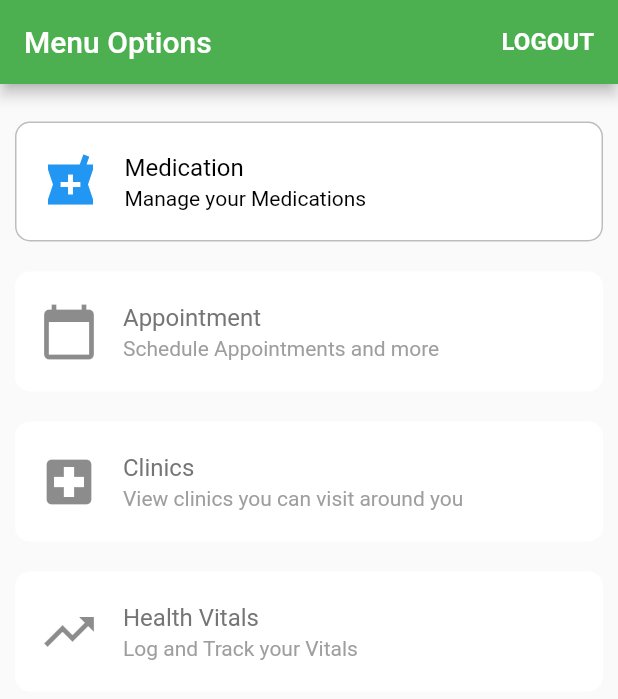
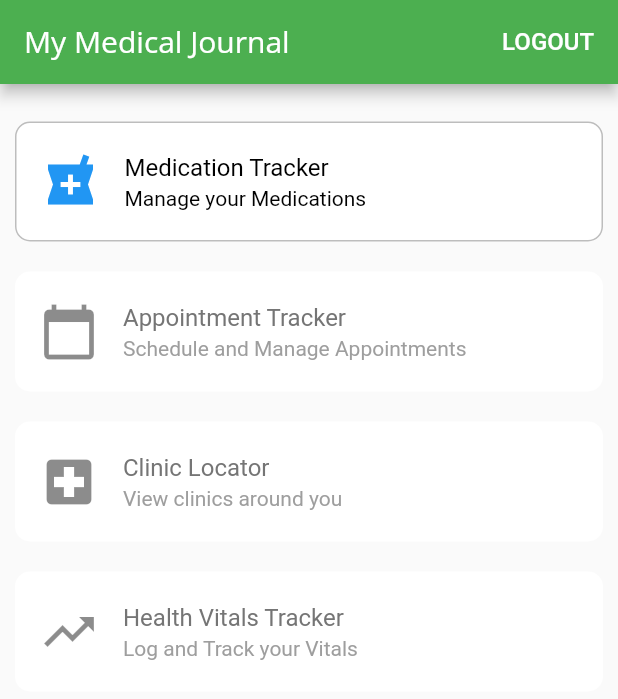
Before and after one commit to GPHofficial/my_medical_journal, a Flutter app: the screen it shows after launch, on a phone screen of 412 x 824 dp. Shown: the top 699 px of the screen. Run offline on Flutter 3.47's test engine with Material 2 defaults, Android fonts, the phone set to English and light mode, and no system bars; our stand-ins replace cloud_firestore, firebase_analytics, firebase_auth, flutter_local_notifications, font_awesome_flutter, google_maps_flutter and 1 more; missing offline and left inert: flutter_auth_buttons, mailer, reflectable; accounts and stored records are empty; statements that could not run were skipped.

Commit message:
Finer UI changes

```diff
--- a/lib/adapters/option_model.dart
+++ b/lib/adapters/option_model.dart
@@ -11,22 +11,22 @@ class Option {
 final options = [
   Option(
     icon: Icon(Icons.local_pharmacy, size: 40.0),
-    title: 'Medication',
+    title: 'Medication Tracker',
     subtitle: 'Manage your Medications',
   ),
   Option(
     icon: Icon(Icons.calendar_today, size: 40.0),
-    title: 'Appointment',
-    subtitle: 'Schedule Appointments and more',
+    title: 'Appointment Tracker',
+    subtitle: 'Schedule and Manage Appointments',
   ),
   Option(
     icon: Icon(Icons.local_hospital, size: 40.0),
-    title: 'Clinics',
-    subtitle: 'View clinics you can visit around you',
+    title: 'Clinic Locator',
+    subtitle: 'View clinics around you',
   ),
   Option(
     icon: Icon(Icons.trending_up, size: 40.0),
-    title: 'Health Vitals',
+    title: 'Health Vitals Tracker',
     subtitle: 'Log and Track your Vitals',
   )
 ];
--- a/lib/menu.dart
+++ b/lib/menu.dart
@@ -94,8 +94,10 @@ class _MenuPageState extends State<MenuPage> {
     return Scaffold(
         backgroundColor: Color(0xFFFAFAFA),
         appBar: AppBar(
+          automaticallyImplyLeading: false,
             backgroundColor: Colors.green,
-            title: Text('Menu Options'),
+            title: Text('My Medical Journal',style: new TextStyle(
+                color: Colors.white, fontSize: 20, fontFamily: 'OpenSans'),),
 //        leading: FlatButton(
 //          textColor: Colors.white,
 //          child: Icon(
@@ -110,7 +112,7 @@ class _MenuPageState extends State<MenuPage> {
               'LOGOUT',
               style: TextStyle(
                 fontSize: 16.0,
-                fontWeight: FontWeight.bold,
+
               ),
             ),
             onPressed: () {FirebaseAuth.instance.signOut();
```
Also changed, not shown: lib/pages/list_appointment.dart (+9 -9 lines), 1 other file.
